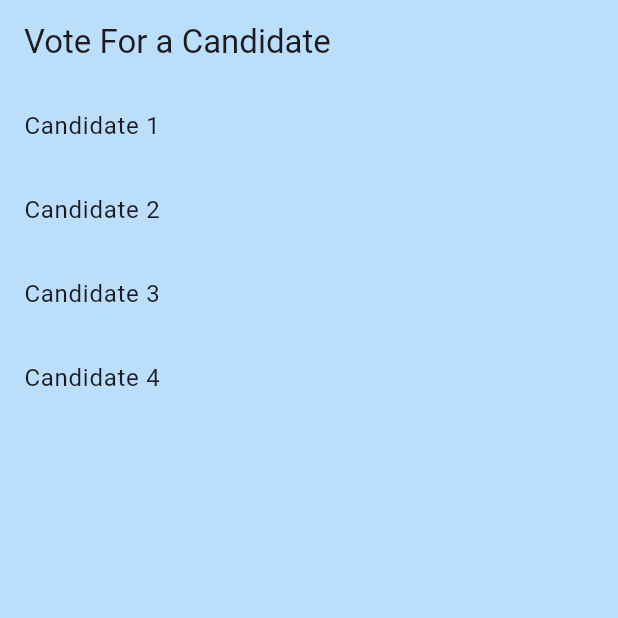
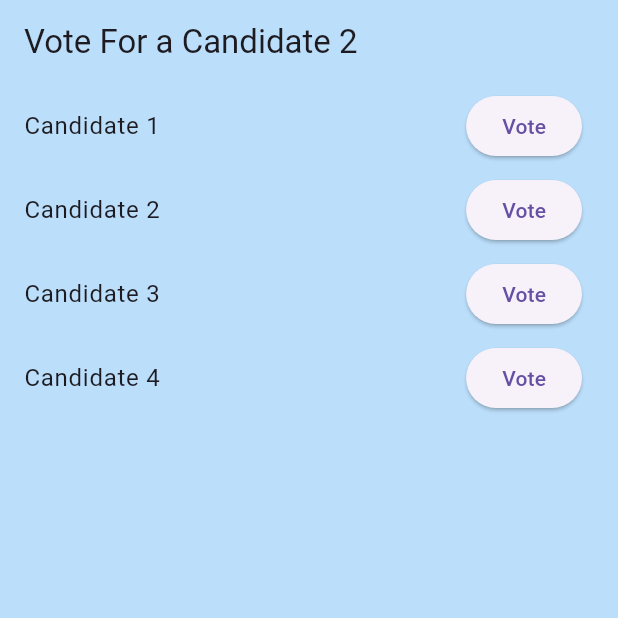
Before and after one commit to Md-Junaead/voting_app, a Flutter app: the screen it shows after launch, on a phone screen of 412 x 824 dp, the top half of it. Run offline on Flutter 3.47's test engine with Material 3 defaults, Android fonts, the phone set to English and light mode, and no system bars; statements that could not run were skipped.

Commit message:
isVote Issue Arise

```diff
--- a/lib/Voting App/Screen/voting_screen.dart
+++ b/lib/Voting App/Screen/voting_screen.dart
@@ -11,7 +11,7 @@ class VotingScreen extends StatelessWidget {
     return Scaffold(
       backgroundColor: Colors.blue[100],
       appBar: AppBar(
-        title: const Text('Vote For a Candidate'),
+        title: const Text('Vote For a Candidate 2'),
         backgroundColor: Colors.blue[100],
       ),
       body: Column(
@@ -25,6 +25,15 @@ class VotingScreen extends StatelessWidget {
                     votingProvider.selectedCandidateId = candidate.id;
                 return ListTile(
                   title: Text(candidate.name),
+                  trailing: ElevatedButton(
+                    style: ElevatedButton.styleFrom(
+                      backgroundColor: isVote ? Colors.green : Colors.white,
+                    ),
+                    onPressed: () {
+                      votingProvider.vote(candidate.id);
+                    },
+                    child: Text('Vote'),
+                  ),
                 );
               },
             ),
@@ -34,3 +43,4 @@ class VotingScreen extends StatelessWidget {
     );
   }
 }
+//11:24
```
